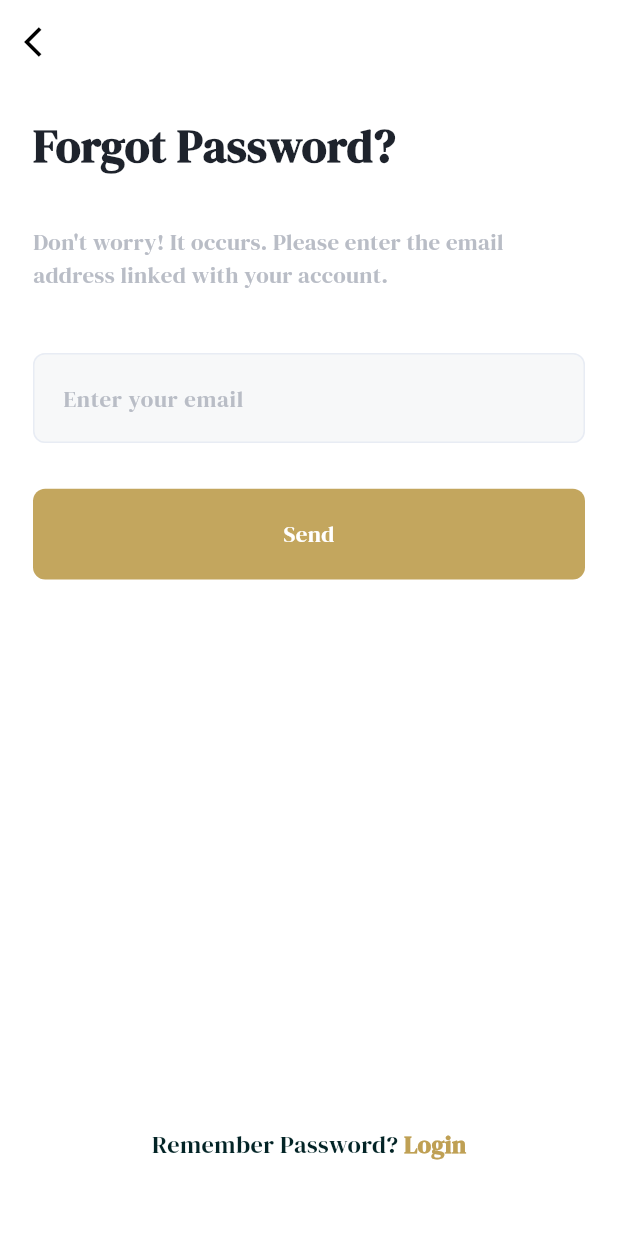
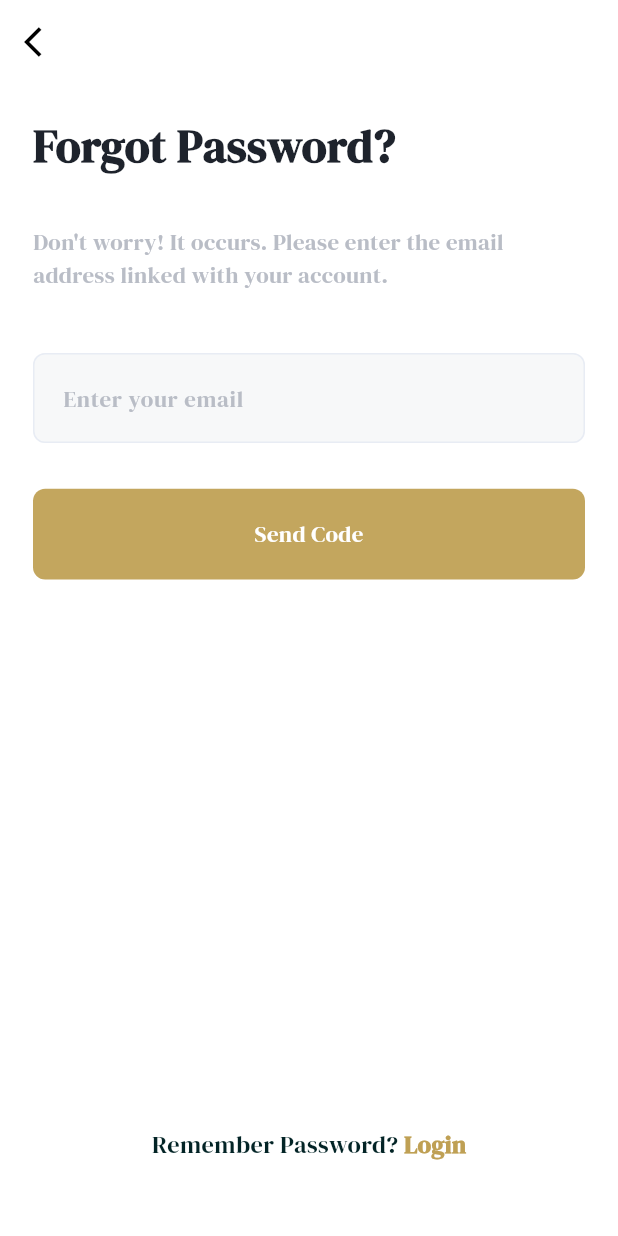
Before and after one commit to Khaled-Wagdy/bookia_app, a Flutter app: the ForgetPasswordScreen screen opened directly, on a phone screen of 412 x 824 dp. Run offline on Flutter 3.47's test engine with Material 3 defaults, Android fonts, the phone set to English and light mode, and no system bars; our stand-ins replace dio, easy_localization, flutter_screenutil.

```diff
--- a/lib/featuers/auth/ui/forget_password_screen.dart
+++ b/lib/featuers/auth/ui/forget_password_screen.dart
@@ -46,7 +46,7 @@ class ForgetPasswordScreen extends StatelessWidget {
                 keyboardType: TextInputType.emailAddress,
               ),
               SizedBox(height: 30.h),
-              AppBottom(text: "Send", onTap: () {}),
+              AppBottom(text: "Send Code", onTap: () {}),
               SizedBox(height: 360.h),
               RowCoustom(
                 text: "Remember Password? ",
```
